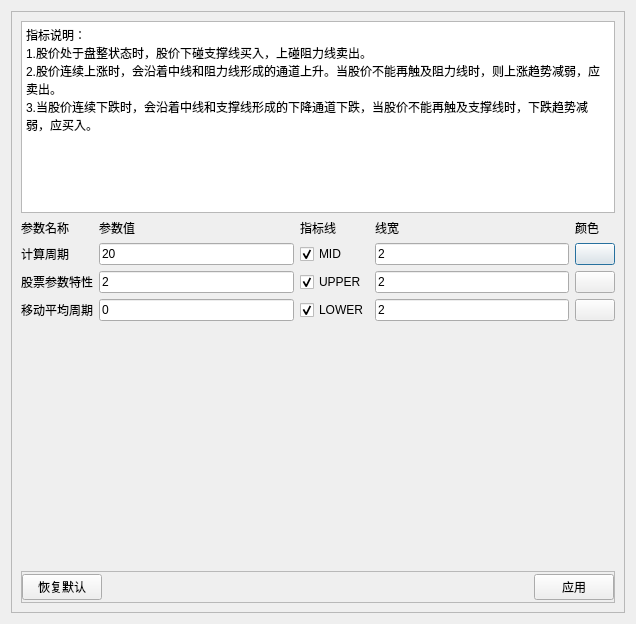
Daydreamer-AI/KLineReview, file src/gui/qt_widgets/MComponents/indicators/setting/BollSettingDialog.ui: the form before one commit.
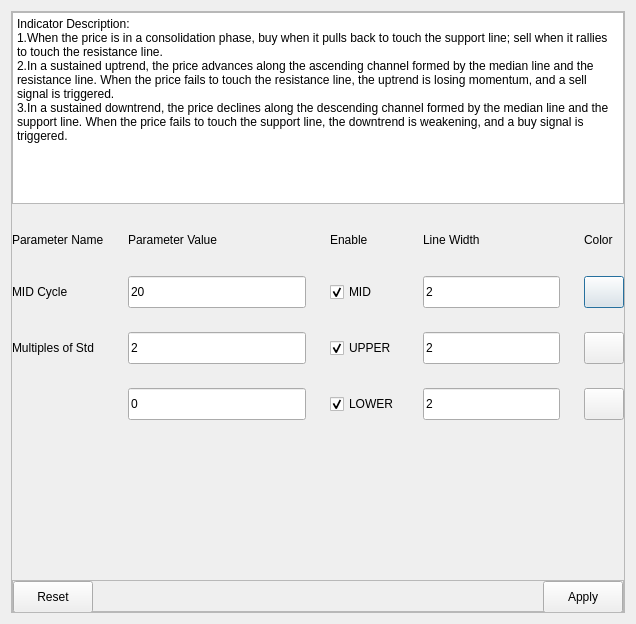
The form after the commit. Custom widgets are drawn as their Qt base class.

Commit message: 指标设置对话框UI及国际化更新

Diff of the .ui file:
```diff
--- a/src/gui/qt_widgets/MComponents/indicators/setting/BollSettingDialog.ui
+++ b/src/gui/qt_widgets/MComponents/indicators/setting/BollSettingDialog.ui
@@ -23,6 +23,21 @@
       <enum>QFrame::Raised</enum>
      </property>
      <layout class="QVBoxLayout" name="verticalLayout">
+      <property name="spacing">
+       <number>24</number>
+      </property>
+      <property name="leftMargin">
+       <number>0</number>
+      </property>
+      <property name="topMargin">
+       <number>0</number>
+      </property>
+      <property name="rightMargin">
+       <number>0</number>
+      </property>
+      <property name="bottomMargin">
+       <number>0</number>
+      </property>
       <item>
        <widget class="QPlainTextEdit" name="plainTextEdit">
         <property name="sizePolicy">
@@ -35,72 +50,181 @@
          <bool>true</bool>
         </property>
         <property name="plainText">
-         <string>指标说明：
-1.股价处于盘整状态时，股价下碰支撑线买入，上碰阻力线卖出。
-2.股价连续上涨时，会沿着中线和阻力线形成的通道上升。当股价不能再触及阻力线时，则上涨趋势减弱，应卖出。
-3.当股价连续下跌时，会沿着中线和支撑线形成的下降通道下跌，当股价不能再触及支撑线时，下跌趋势减弱，应买入。</string>
+         <string>Indicator Description:
+1.When the price is in a consolidation phase, buy when it pulls back to touch the support line; sell when it rallies to touch the resistance line.
+2.In a sustained uptrend, the price advances along the ascending channel formed by the median line and the resistance line. When the price fails to touch the resistance line, the uptrend is losing momentum, and a sell signal is triggered.
+3.In a sustained downtrend, the price declines along the descending channel formed by the median line and the support line. When the price fails to touch the support line, the downtrend is weakening, and a buy signal is triggered.</string>
         </property>
        </widget>
+      </item>
+      <item>
+       <layout class="QHBoxLayout" name="horizontalLayout">
+        <property name="spacing">
+         <number>24</number>
+        </property>
+        <item>
+         <layout class="QFormLayout" name="formLayout">
+          <item row="0" column="0">
+           <widget class="BodyLabel" name="label_title_para_value_2">
+            <property name="minimumSize">
+             <size>
+              <width>0</width>
+              <height>24</height>
+             </size>
+            </property>
+            <property name="text">
+             <string>Parameter Name</string>
+            </property>
+           </widget>
+          </item>
+          <item row="0" column="1">
+           <widget class="BodyLabel" name="label_title_para_value">
+            <property name="minimumSize">
+             <size>
+              <width>0</width>
+              <height>24</height>
+             </size>
+            </property>
+            <property name="text">
+             <string>Parameter Value</string>
+            </property>
+           </widget>
+          </item>
+          <item row="1" column="0">
+           <widget class="BodyLabel" name="label_title_para_value_3">
+            <property name="minimumSize">
+             <size>
+              <width>0</width>
+              <height>24</height>
+             </size>
+            </property>
+            <property name="text">
+             <string>MID Cycle</string>
+            </property>
+           </widget>
+          </item>
+          <item row="1" column="1">
+           <widget class="LineEdit" name="lineEdit_ma_period">
+            <property name="minimumSize">
+             <size>
+              <width>0</width>
+              <height>32</height>
+             </size>
+            </property>
+            <property name="text">
+             <string>20</string>
+            </property>
+           </widget>
+          </item>
+          <item row="2" column="0">
+           <widget class="BodyLabel" name="label_title_para_value_4">
+            <property name="minimumSize">
+             <size>
+              <width>0</width>
+              <height>24</height>
+             </size>
+            </property>
+            <property name="text">
+             <string>Multiples of Std</string>
+            </property>
+           </widget>
+          </item>
+          <item row="2" column="1">
+           <widget class="LineEdit" name="lineEdit_ma_period_1">
+            <property name="minimumSize">
+             <size>
+              <width>0</width>
+              <height>32</height>
+             </size>
+            </property>
+            <property name="text">
+             <string>2</string>
+            </property>
+           </widget>
+          </item>
+          <item row="3" column="0">
+           <widget class="BodyLabel" name="label_title_para_value_5">
+            <property name="minimumSize">
+             <size>
+              <width>0</width>
+              <height>24</height>
+             </size>
+            </property>
+            <property name="text">
+             <string/>
+            </property>
+           </widget>
+          </item>
+          <item row="3" column="1">
+           <widget class="LineEdit" name="lineEdit_ma_period_2">
+            <property name="minimumSize">
+             <size>
+              <width>0</width>
+              <height>32</height>
+             </size>
+            </property>
+            <property name="text">
+             <string>0</string>
+            </property>
+           </widget>
+          </item>
+         </layout>
       </item>
       <item>
        <layout class="QGridLayout" name="gridLayout">
         <item row="0" column="0">
-         <widget class="QLabel" name="label_title_para_name">
-          <property name="text">
-           <string>参数名称</string>
-          </property>
-         </widget>
-        </item>
-        <item row="0" column="1">
-         <widget class="QLabel" name="label_title_para_value">
-          <property name="text">
-           <string>参数值</string>
-          </property>
-         </widget>
-        </item>
-        <item row="0" column="2">
-         <widget class="QLabel" name="label_title_indicators">
+           <widget class="BodyLabel" name="label_title_indicators">
           <property name="sizePolicy">
            <sizepolicy hsizetype="Preferred" vsizetype="Preferred">
             <horstretch>0</horstretch>
             <verstretch>0</verstretch>
            </sizepolicy>
           </property>
+            <property name="minimumSize">
+             <size>
+              <width>0</width>
+              <height>24</height>
+             </size>
+            </property>
           <property name="text">
-           <string>指标线</string>
+             <string>Enable</string>
           </property>
          </widget>
         </item>
-        <item row="0" column="3">
-         <widget class="QLabel" name="label_title_line_width">
+          <item row="0" column="1">
+           <widget class="BodyLabel" name="label_title_line_width">
+            <property name="minimumSize">
+             <size>
+              <width>0</width>
+              <height>24</height>
+             </size>
+            </property>
           <property name="text">
-           <string>线宽</string>
+             <string>Line Width</string>
           </property>
          </widget>
         </item>
-        <item row="0" column="4">
-         <widget class="QLabel" name="label_title_line_color">
+          <item row="0" column="2">
+           <widget class="BodyLabel" name="label_title_line_color">
+            <property name="minimumSize">
+             <size>
+              <width>0</width>
+              <height>24</height>
+             </size>
+            </property>
           <property name="text">
-           <string>颜色</string>
+             <string>Color</string>
           </property>
          </widget>
         </item>
         <item row="1" column="0">
-         <widget class="QLabel" name="label_title_ma_period">
-          <property name="text">
-           <string>计算周期</string>
-          </property>
-         </widget>
-        </item>
-        <item row="1" column="1">
-         <widget class="QLineEdit" name="lineEdit_ma_period">
-          <property name="text">
-           <string>20</string>
-          </property>
-         </widget>
-        </item>
-        <item row="1" column="2">
-         <widget class="QCheckBox" name="checkBox_ma">
+           <widget class="CheckBox" name="checkBox_ma">
+            <property name="minimumSize">
+             <size>
+              <width>0</width>
+              <height>32</height>
+             </size>
+            </property>
           <property name="text">
            <string>MID</string>
           </property>
@@ -109,36 +233,40 @@
           </property>
          </widget>
         </item>
-        <item row="1" column="3">
-         <widget class="QLineEdit" name="lineEdit_line_width">
+          <item row="1" column="1">
+           <widget class="LineEdit" name="lineEdit_line_width">
+            <property name="minimumSize">
+             <size>
+              <width>0</width>
+              <height>32</height>
+             </size>
+            </property>
           <property name="text">
            <string>2</string>
           </property>
          </widget>
         </item>
-        <item row="1" column="4">
+          <item row="1" column="2">
          <widget class="QPushButton" name="btn_color">
+            <property name="minimumSize">
+             <size>
+              <width>0</width>
+              <height>32</height>
+             </size>
+            </property>
           <property name="text">
            <string/>
           </property>
          </widget>
         </item>
         <item row="2" column="0">
-         <widget class="QLabel" name="label_title_ma_period_1">
-          <property name="text">
-           <string>股票参数特性</string>
-          </property>
-         </widget>
-        </item>
-        <item row="2" column="1">
-         <widget class="QLineEdit" name="lineEdit_ma_period_1">
-          <property name="text">
-           <string>2</string>
-          </property>
-         </widget>
-        </item>
-        <item row="2" column="2">
-         <widget class="QCheckBox" name="checkBox_ma_1">
+           <widget class="CheckBox" name="checkBox_ma_1">
+            <property name="minimumSize">
+             <size>
+              <width>0</width>
+              <height>32</height>
+             </size>
+            </property>
           <property name="text">
            <string>UPPER</string>
           </property>
@@ -147,36 +275,40 @@
           </property>
          </widget>
         </item>
-        <item row="2" column="3">
-         <widget class="QLineEdit" name="lineEdit_line_width_1">
+          <item row="2" column="1">
+           <widget class="LineEdit" name="lineEdit_line_width_1">
+            <property name="minimumSize">
+             <size>
+              <width>0</width>
+              <height>32</height>
+             </size>
+            </property>
           <property name="text">
            <string>2</string>
           </property>
          </widget>
         </item>
-        <item row="2" column="4">
+          <item row="2" column="2">
          <widget class="QPushButton" name="btn_color_1">
+            <property name="minimumSize">
+             <size>
+              <width>0</width>
+              <height>32</height>
+             </size>
+            </property>
           <property name="text">
            <string/>
           </property>
          </widget>
         </item>
         <item row="3" column="0">
-         <widget class="QLabel" name="label_title_ma_period_2">
-          <property name="text">
-           <string>移动平均周期</string>
-          </property>
-         </widget>
-        </item>
-        <item row="3" column="1">
-         <widget class="QLineEdit" name="lineEdit_ma_period_2">
-          <property name="text">
-           <string>0</string>
-          </property>
-         </widget>
-        </item>
-        <item row="3" column="2">
-         <widget class="QCheckBox" name="checkBox_ma_2">
+           <widget class="CheckBox" name="checkBox_ma_2">
+            <property name="minimumSize">
+             <size>
+              <width>0</width>
+              <height>32</height>
+             </size>
+            </property>
           <property name="text">
            <string>LOWER</string>
           </property>
@@ -185,19 +317,33 @@
           </property>
          </widget>
         </item>
-        <item row="3" column="3">
-         <widget class="QLineEdit" name="lineEdit_line_width_2">
+          <item row="3" column="1">
+           <widget class="LineEdit" name="lineEdit_line_width_2">
+            <property name="minimumSize">
+             <size>
+              <width>0</width>
+              <height>32</height>
+             </size>
+            </property>
           <property name="text">
            <string>2</string>
           </property>
          </widget>
         </item>
-        <item row="3" column="4">
+          <item row="3" column="2">
          <widget class="QPushButton" name="btn_color_2">
+            <property name="minimumSize">
+             <size>
+              <width>0</width>
+              <height>32</height>
+             </size>
+            </property>
           <property name="text">
            <string/>
           </property>
          </widget>
+          </item>
+         </layout>
         </item>
        </layout>
       </item>
@@ -248,9 +394,15 @@
           <number>0</number>
          </property>
          <item>
-          <widget class="QPushButton" name="btn_reset">
+          <widget class="PushButton" name="btn_reset">
+           <property name="minimumSize">
+            <size>
+             <width>0</width>
+             <height>32</height>
+            </size>
+           </property>
            <property name="text">
-            <string>恢复默认</string>
+            <string>Reset</string>
            </property>
           </widget>
          </item>
@@ -268,9 +420,15 @@
           </spacer>
          </item>
          <item>
-          <widget class="QPushButton" name="btn_apply">
+          <widget class="PushButton" name="btn_apply">
+           <property name="minimumSize">
+            <size>
+             <width>0</width>
+             <height>32</height>
+            </size>
+           </property>
            <property name="text">
-            <string>应用</string>
+            <string>Apply</string>
            </property>
           </widget>
          </item>
@@ -282,6 +440,33 @@
    </item>
   </layout>
  </widget>
+ <customwidgets>
+  <customwidget>
+   <class>TextBrowser</class>
+   <extends>QPlainTextEdit</extends>
+   <header>line_edit</header>
+  </customwidget>
+  <customwidget>
+   <class>BodyLabel</class>
+   <extends>QLabel</extends>
+   <header>label</header>
+  </customwidget>
+  <customwidget>
+   <class>LineEdit</class>
+   <extends>QLineEdit</extends>
+   <header>line_edit</header>
+  </customwidget>
+  <customwidget>
+   <class>PushButton</class>
+   <extends>QPushButton</extends>
+   <header>button</header>
+  </customwidget>
+  <customwidget>
+   <class>CheckBox</class>
+   <extends>QCheckBox</extends>
+   <header>check_box</header>
+  </customwidget>
+ </customwidgets>
  <resources/>
  <connections/>
 </ui>
```
Left out of the diff: 4 changed lines with no effect on the pictures. Lines whose indentation alone changed are shown as unchanged. The commit also changes 14 other files.
